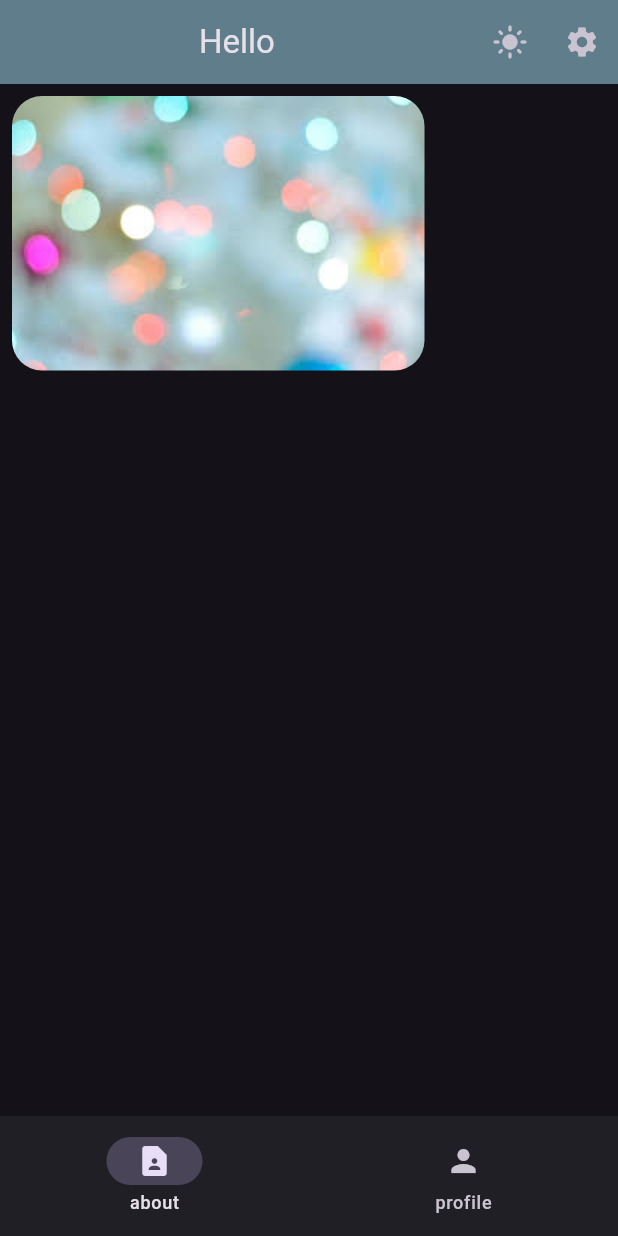
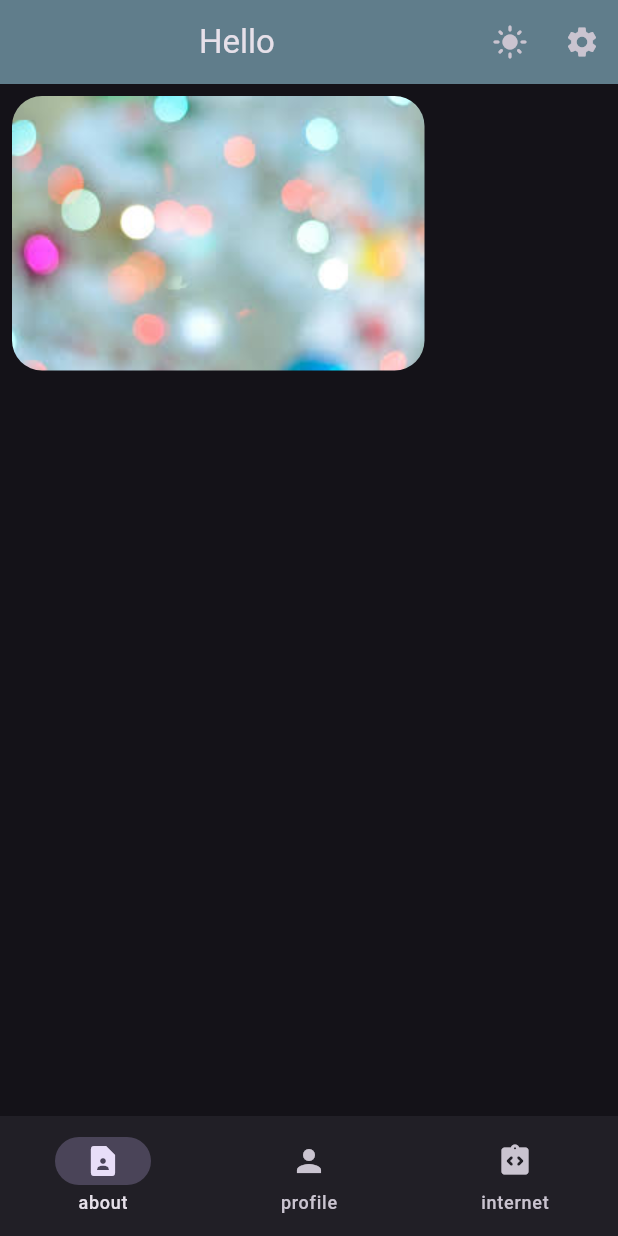
Before and after one commit to KavindaKiridana/flutter_beginning, a Flutter app: the WidgetTree screen opened directly, on a phone screen of 412 x 824 dp. Run offline on Flutter 3.47's test engine with Material 3 defaults, Android fonts, the phone set to English and light mode, and no system bars.

Commit message:
Update widget_tree.dart

```diff
--- a/lib/widget_tree.dart
+++ b/lib/widget_tree.dart
@@ -1,10 +1,11 @@
 import 'package:flutter/material.dart';
+import 'package:flutter5/internet_page.dart';
 import 'package:flutter5/notifier.dart';
 import 'package:flutter5/profile.dart';
 import 'package:flutter5/about.dart';
 import 'package:flutter5/top_a_bar.dart';
 
-List<Widget> pages = [About(), Profile()];
+List<Widget> pages = [About(), Profile(), InternetPage()];
 
 class WidgetTree extends StatelessWidget {
   const WidgetTree({super.key});
@@ -24,6 +25,10 @@ class WidgetTree extends StatelessWidget {
                 label: 'about',
               ),
               NavigationDestination(icon: Icon(Icons.person), label: 'profile'),
+              NavigationDestination(
+                icon: Icon(Icons.integration_instructions_rounded),
+                label: 'internet',
+              ),
             ],
             onDestinationSelected: (int num) {
               selectedBarNo.value = num;
```
